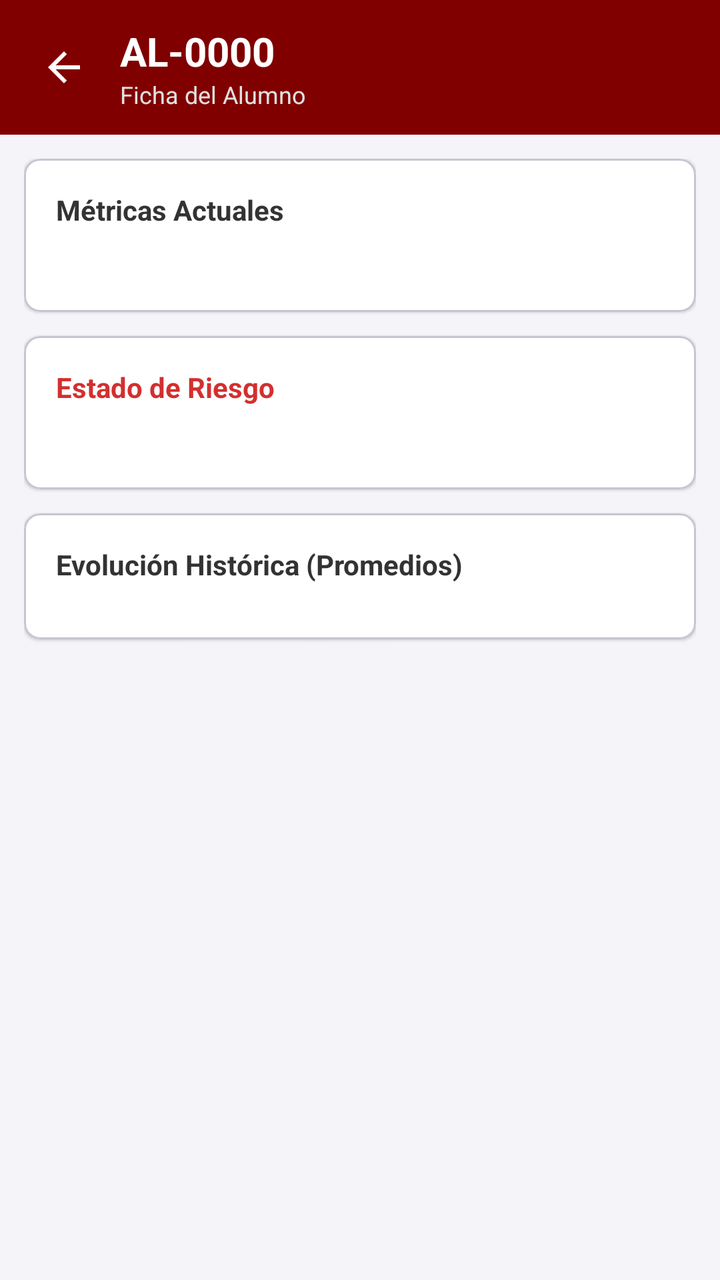
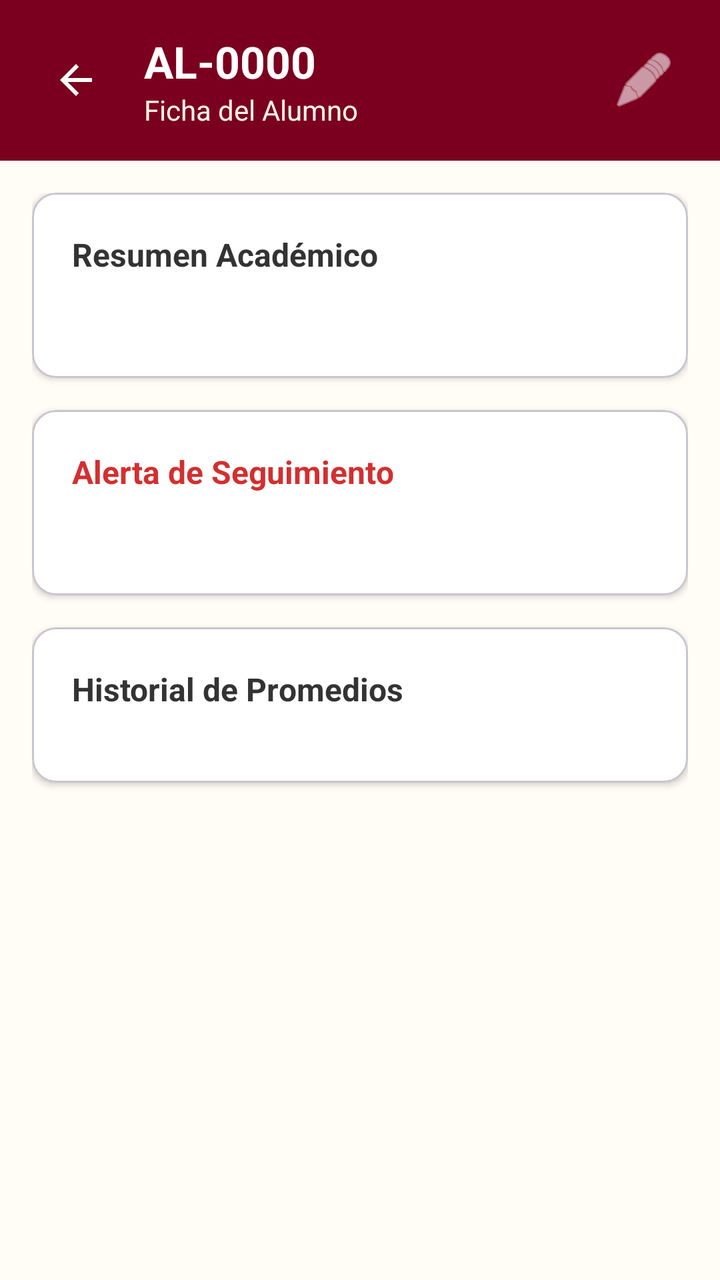

Compare the two renders of this Android layout. The source of the first and the diff that turns it into the second are given below.
<!-- AndroidManifest.xml: application theme Theme.TutorIA -->
<!-- res/layout/activity_student.xml -->
<?xml version="1.0" encoding="utf-8"?>
<LinearLayout xmlns:android="http://schemas.android.com/apk/res/android"
    xmlns:app="http://schemas.android.com/apk/res-auto"
    android:id="@+id/main"
    android:layout_width="match_parent"
    android:layout_height="match_parent"
    android:orientation="vertical"
    android:background="#F4F4F9">

    
    <LinearLayout
        android:layout_width="match_parent"
        android:layout_height="wrap_content"
        android:background="#800000"
        android:orientation="horizontal"
        android:gravity="center_vertical"
        android:paddingHorizontal="12dp"
        android:paddingVertical="12dp">

        <ImageButton
            android:id="@+id/btnBack"
            android:layout_width="40dp"
            android:layout_height="40dp"
            android:src="@drawable/ic_back"
            android:background="?attr/selectableItemBackgroundBorderless"
            android:contentDescription="Volver"
            android:layout_marginEnd="8dp"/>

        <LinearLayout
            android:layout_width="0dp"
            android:layout_height="wrap_content"
            android:layout_weight="1"
            android:orientation="vertical">
            <TextView
                android:id="@+id/tvStudentId"
                android:layout_width="match_parent"
                android:layout_height="wrap_content"
                android:text="AL-0000"
                android:textColor="#FFFFFF"
                android:textSize="20sp"
                android:textStyle="bold" />
            <TextView
                android:layout_width="match_parent"
                android:layout_height="wrap_content"
                android:text="Ficha del Alumno"
                android:textColor="#E0E0E0"
                android:textSize="12sp" />
        </LinearLayout>
    </LinearLayout>

    <ScrollView
        android:layout_width="match_parent"
        android:layout_height="match_parent"
        android:clipToPadding="false"
        android:padding="12dp">

        <LinearLayout
            android:layout_width="match_parent"
            android:layout_height="wrap_content"
            android:orientation="vertical">

            
            <com.google.android.material.card.MaterialCardView
                android:layout_width="match_parent"
                android:layout_height="wrap_content"
                android:layout_marginBottom="12dp"
                app:cardCornerRadius="8dp"
                app:cardElevation="1dp"
                app:cardBackgroundColor="#FFFFFF">
                <LinearLayout
                    android:layout_width="match_parent"
                    android:layout_height="wrap_content"
                    android:orientation="vertical"
                    android:padding="16dp">
                    <TextView
                        android:layout_width="match_parent"
                        android:layout_height="wrap_content"
                        android:text="Métricas Actuales"
                        android:textSize="14sp"
                        android:textStyle="bold"
                        android:textColor="#333333"
                        android:layout_marginBottom="8dp"/>
                    <TextView
                        android:id="@+id/tvAcademicInfo"
                        android:layout_width="match_parent"
                        android:layout_height="wrap_content"
                        android:textSize="13sp"
                        android:textColor="#555555"
                        android:lineSpacingExtra="4dp"/>
                </LinearLayout>
            </com.google.android.material.card.MaterialCardView>

            
            <com.google.android.material.card.MaterialCardView
                android:layout_width="match_parent"
                android:layout_height="wrap_content"
                android:layout_marginBottom="12dp"
                app:cardCornerRadius="8dp"
                app:cardElevation="1dp"
                app:cardBackgroundColor="#FFFFFF">
                <LinearLayout
                    android:layout_width="match_parent"
                    android:layout_height="wrap_content"
                    android:orientation="vertical"
                    android:padding="16dp">
                    <TextView
                        android:layout_width="match_parent"
                        android:layout_height="wrap_content"
                        android:text="Estado de Riesgo"
                        android:textSize="14sp"
                        android:textStyle="bold"
                        android:textColor="#D32F2F"
                        android:layout_marginBottom="8dp"/>
                    <TextView
                        android:id="@+id/tvAlertInfo"
                        android:layout_width="match_parent"
                        android:layout_height="wrap_content"
                        android:textSize="13sp"
                        android:textColor="#555555"
                        android:lineSpacingExtra="4dp"/>
                </LinearLayout>
            </com.google.android.material.card.MaterialCardView>

            
            <com.google.android.material.card.MaterialCardView
                android:layout_width="match_parent"
                android:layout_height="wrap_content"
                android:layout_marginBottom="12dp"
                app:cardCornerRadius="8dp"
                app:cardElevation="1dp"
                app:cardBackgroundColor="#FFFFFF">
                <LinearLayout
                    android:layout_width="match_parent"
                    android:layout_height="wrap_content"
                    android:orientation="vertical"
                    android:padding="16dp">
                    <TextView
                        android:layout_width="match_parent"
                        android:layout_height="wrap_content"
                        android:text="Evolución Histórica (Promedios)"
                        android:textSize="14sp"
                        android:textStyle="bold"
                        android:textColor="#333333"
                        android:layout_marginBottom="12dp"/>
                    <LinearLayout
                        android:id="@+id/llHistory"
                        android:layout_width="match_parent"
                        android:layout_height="wrap_content"
                        android:orientation="vertical"/>
                </LinearLayout>
            </com.google.android.material.card.MaterialCardView>

        </LinearLayout>
    </ScrollView>
</LinearLayout>
<!-- resources referenced by this layout -->
<resources>
  <!-- drawable ic_back (drawable) -->
  <?xml version="1.0" encoding="utf-8"?>
  <vector xmlns:android="http://schemas.android.com/apk/res/android"
      android:width="24dp"
      android:height="24dp"
      android:viewportWidth="24"
      android:viewportHeight="24">
      <path
          android:fillColor="#FFFFFF"
          android:pathData="M20,11H7.83l5.59,-5.59L12,4l-8,8 8,8 1.41,-1.41L7.83,13H20v-2z"/>
  </vector>
  <style name="Theme.TutorIA" parent="Base.Theme.TutorIA" />
  <style name="Base.Theme.TutorIA" parent="Theme.Material3.DayNight.NoActionBar">
          
          
      </style>
</resources>

<!-- the commit's change to res/layout/activity_student.xml (unified diff, before → after) -->
@@ -1,30 +1,31 @@
 <?xml version="1.0" encoding="utf-8"?>
+
 <LinearLayout xmlns:android="http://schemas.android.com/apk/res/android"
     xmlns:app="http://schemas.android.com/apk/res-auto"
     android:id="@+id/main"
     android:layout_width="match_parent"
     android:layout_height="match_parent"
     android:orientation="vertical"
-    android:background="#F4F4F9">
+    android:background="@color/unmsm_cream_light">
 
     
     <LinearLayout
         android:layout_width="match_parent"
         android:layout_height="wrap_content"
-        android:background="#800000"
+        android:background="@color/unmsm_maroon"
         android:orientation="horizontal"
         android:gravity="center_vertical"
-        android:paddingHorizontal="12dp"
-        android:paddingVertical="12dp">
+        android:paddingHorizontal="16dp"
+        android:paddingVertical="16dp">
 
         <ImageButton
             android:id="@+id/btnBack"
-            android:layout_width="40dp"
-            android:layout_height="40dp"
+            android:layout_width="44dp"
+            android:layout_height="44dp"
             android:src="@drawable/ic_back"
             android:background="?attr/selectableItemBackgroundBorderless"
             android:contentDescription="Volver"
-            android:layout_marginEnd="8dp"/>
+            android:layout_marginEnd="12dp"/>
 
         <LinearLayout
             android:layout_width="0dp"
@@ -36,23 +37,31 @@
                 android:layout_width="match_parent"
                 android:layout_height="wrap_content"
                 android:text="AL-0000"
-                android:textColor="#FFFFFF"
-                android:textSize="20sp"
+                android:textColor="@color/white"
+                android:textSize="22sp"
                 android:textStyle="bold" />
             <TextView
                 android:layout_width="match_parent"
                 android:layout_height="wrap_content"
                 android:text="Ficha del Alumno"
-                android:textColor="#E0E0E0"
-                android:textSize="12sp" />
+                android:textColor="@color/unmsm_cream"
+                android:textSize="14sp" />
         </LinearLayout>
+        <ImageButton
+            android:id="@+id/btnEdit"
+            android:layout_width="44dp"
+            android:layout_height="44dp"
+            android:src="@android:drawable/ic_menu_edit"
+            android:background="?attr/selectableItemBackgroundBorderless"
+            android:contentDescription="Editar"
+            app:tint="@color/white" />
     </LinearLayout>
 
     <ScrollView
         android:layout_width="match_parent"
         android:layout_height="match_parent"
         android:clipToPadding="false"
-        android:padding="12dp">
+        android:padding="16dp">
 
         <LinearLayout
             android:layout_width="match_parent"
@@ -63,30 +72,30 @@
             <com.google.android.material.card.MaterialCardView
                 android:layout_width="match_parent"
                 android:layout_height="wrap_content"
-                android:layout_marginBottom="12dp"
-                app:cardCornerRadius="8dp"
-                app:cardElevation="1dp"
-                app:cardBackgroundColor="#FFFFFF">
+                android:layout_marginBottom="16dp"
+                app:cardCornerRadius="12dp"
+                app:cardElevation="2dp"
+                app:cardBackgroundColor="@color/white">
                 <LinearLayout
                     android:layout_width="match_parent"
                     android:layout_height="wrap_content"
                     android:orientation="vertical"
-                    android:padding="16dp">
+                    android:padding="20dp">
                     <TextView
                         android:layout_width="match_parent"
                         android:layout_height="wrap_content"
-                        android:text="Métricas Actuales"
-                        android:textSize="14sp"
+                        android:text="Resumen Académico"
+                        android:textSize="16sp"
                         android:textStyle="bold"
-                        android:textColor="#333333"
-                        android:layout_marginBottom="8dp"/>
+                        android:textColor="@color/text_primary"
+                        android:layout_marginBottom="12dp"/>
                     <TextView
                         android:id="@+id/tvAcademicInfo"
                         android:layout_width="match_parent"
                         android:layout_height="wrap_content"
-                        android:textSize="13sp"
-                        android:textColor="#555555"
-                        android:lineSpacingExtra="4dp"/>
+                        android:textSize="14sp"
+                        android:textColor="@color/text_secondary"
+                        android:lineSpacingExtra="6dp"/>
                 </LinearLayout>
             </com.google.android.material.card.MaterialCardView>
 
@@ -94,30 +103,30 @@
             <com.google.android.material.card.MaterialCardView
                 android:layout_width="match_parent"
                 android:layout_height="wrap_content"
-                android:layout_marginBottom="12dp"
-                app:cardCornerRadius="8dp"
-                app:cardElevation="1dp"
-                app:cardBackgroundColor="#FFFFFF">
+                android:layout_marginBottom="16dp"
+                app:cardCornerRadius="12dp"
+                app:cardElevation="2dp"
+                app:cardBackgroundColor="@color/white">
                 <LinearLayout
                     android:layout_width="match_parent"
                     android:layout_height="wrap_content"
                     android:orientation="vertical"
-                    android:padding="16dp">
+                    android:padding="20dp">
                     <TextView
                         android:layout_width="match_parent"
                         android:layout_height="wrap_content"
-                        android:text="Estado de Riesgo"
-                        android:textSize="14sp"
+                        android:text="Alerta de Seguimiento"
+                        android:textSize="16sp"
                         android:textStyle="bold"
                         android:textColor="#D32F2F"
-                        android:layout_marginBottom="8dp"/>
+                        android:layout_marginBottom="12dp"/>
                     <TextView
                         android:id="@+id/tvAlertInfo"
                         android:layout_width="match_parent"
                         android:layout_height="wrap_content"
-                        android:textSize="13sp"
-                        android:textColor="#555555"
-                        android:lineSpacingExtra="4dp"/>
+                        android:textSize="14sp"
+                        android:textColor="@color/text_secondary"
+                        android:lineSpacingExtra="6dp"/>
                 </LinearLayout>
             </com.google.android.material.card.MaterialCardView>
 
@@ -125,23 +134,23 @@
             <com.google.android.material.card.MaterialCardView
                 android:layout_width="match_parent"
                 android:layout_height="wrap_content"
-                android:layout_marginBottom="12dp"
-                app:cardCornerRadius="8dp"
-                app:cardElevation="1dp"
-                app:cardBackgroundColor="#FFFFFF">
+                android:layout_marginBottom="16dp"
+                app:cardCornerRadius="12dp"
+                app:cardElevation="2dp"
+                app:cardBackgroundColor="@color/white">
                 <LinearLayout
                     android:layout_width="match_parent"
                     android:layout_height="wrap_content"
                     android:orientation="vertical"
-                    android:padding="16dp">
+                    android:padding="20dp">
                     <TextView
                         android:layout_width="match_parent"
                         android:layout_height="wrap_content"
-                        android:text="Evolución Histórica (Promedios)"
-                        android:textSize="14sp"
+                        android:text="Historial de Promedios"
+                        android:textSize="16sp"
                         android:textStyle="bold"
-                        android:textColor="#333333"
-                        android:layout_marginBottom="12dp"/>
+                        android:textColor="@color/text_primary"
+                        android:layout_marginBottom="16dp"/>
                     <LinearLayout
                         android:id="@+id/llHistory"
                         android:layout_width="match_parent"
<!-- resource entries referenced after the edit -->
@@ -1,5 +1,11 @@
 <!-- resources referenced by this layout -->
 <resources>
+  <color name="text_primary">#333333</color>
+  <color name="text_secondary">#666666</color>
+  <color name="unmsm_cream">#FDF5E6</color>
+  <color name="unmsm_cream_light">#FFFDF5</color>
+  <color name="unmsm_maroon">#7B001F</color>
+  <color name="white">#FFFFFFFF</color>
   <!-- drawable ic_back (drawable) -->
   <?xml version="1.0" encoding="utf-8"?>
   <vector xmlns:android="http://schemas.android.com/apk/res/android"
